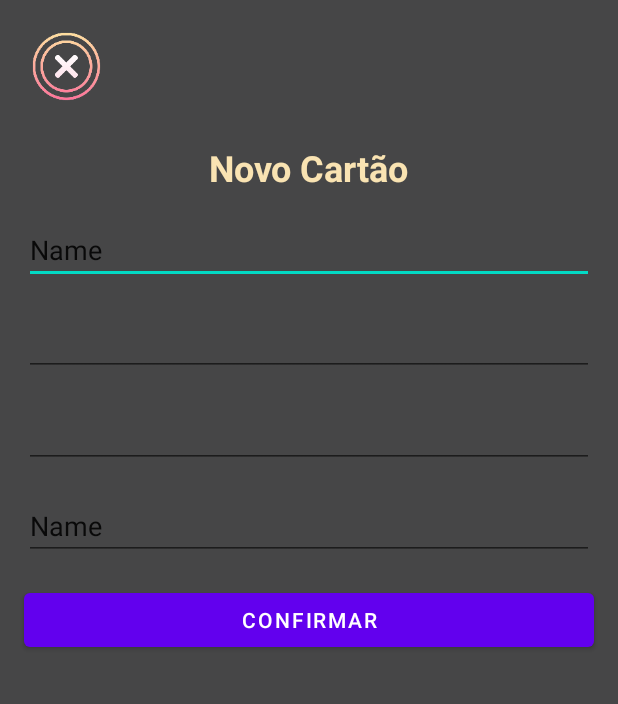
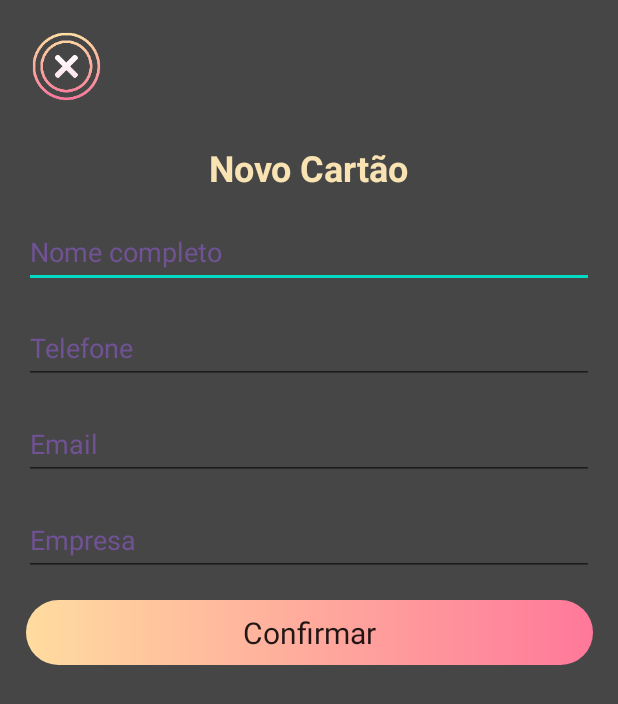
Before and after one commit to BrunoOmoreschi/DejitaruMeishiDesu, an Android app: the layout AddBusinessCardAc.xml on its own in the app's theme, with its tools: preview values and no code run, on a phone screen of 412 x 824 dp. Shown: the top 704 px of the screen. Run offline under Robolectric (Android 15) with nearby library versions, the phone set to English and light mode, and no system bars.

Commit message:
Layout finalizado.

```diff
--- a/app/build.gradle
+++ b/app/build.gradle
@@ -10,7 +10,7 @@ android {
 
     defaultConfig {
         applicationId "com.github.brunoomoreshi.dejitarumeishidesu"
-        minSdk 16
+        minSdk 21
         targetSdk 31
         versionCode 1
         versionName "1.0"
--- a/app/src/main/java/com/github/brunoomoreshi/dejitarumeishidesu/ui/AddBusinessCardAc.kt
+++ b/app/src/main/java/com/github/brunoomoreshi/dejitarumeishidesu/ui/AddBusinessCardAc.kt
@@ -1,11 +1,17 @@
 package com.github.brunoomoreshi.dejitarumeishidesu.ui
 
+import android.os.Bundle
 import androidx.appcompat.app.AppCompatActivity
-import android.os.Bundle
+import com.github.brunoomoreshi.dejitarumeishidesu.R
+
+
 
 class AddBusinessCardAc : AppCompatActivity() {
+
+    //private val binding by lazy { AddBusinessCardAc.inflate(layoutInflater)}
+
     override fun onCreate(savedInstanceState: Bundle?) {
         super.onCreate(savedInstanceState)
-        setContentView(R.layout.activity_add_business_card)
+        setContentView(R.layout.AddBusinessCardAc)
     }
 }
--- /dev/null
+++ b/app/src/main/res/drawable/custombutton.xml
@@ -0,0 +1,7 @@
+<?xml version="1.0" encoding="utf-8"?>
+<shape xmlns:android="http://schemas.android.com/apk/res/android" android:shape="rectangle">
+    <stroke android:color="@color/pamonha"/>
+    <gradient android:startColor="#ffdc9f" android:endColor="#ff789a"/>
+    <corners android:radius="50dp"/>
+
+</shape>
--- a/app/src/main/res/layout/activity_add_business_card.xml
+++ b/app/src/main/res/layout/AddBusinessCardAc.xml
@@ -14,11 +14,10 @@
         android:layout_height="70dp"
         android:layout_gravity="top|start"
         android:layout_marginStart="9dp"
-        android:layout_marginLeft="9dp"
         android:layout_marginTop="9dp"
         android:background="@mipmap/closethis_foreground"
         android:backgroundTint="@color/material_on_primary_disabled"
-        android:contentDescription="Botão Fechar"
+        android:contentDescription="@string/btFechar_desc"
         android:scaleType="centerInside"
         app:layout_constraintStart_toStartOf="parent"
         app:layout_constraintTop_toTopOf="parent"
@@ -41,10 +40,13 @@
         android:id="@+id/etName"
         android:layout_width="0dp"
         android:layout_height="wrap_content"
+        android:layout_margin="16dp"
         android:ems="10"
+        android:hint="@string/etName_hint"
         android:inputType="textPersonName"
-        android:layout_margin="16dp"
-        android:text="Name"
+        android:minHeight="48dp"
+        android:textColorHint="@color/roxo"
+        android:textColor="@color/pamonha"
         app:layout_constraintEnd_toEndOf="parent"
         app:layout_constraintStart_toStartOf="parent"
         app:layout_constraintTop_toBottomOf="@+id/tv_Addtitle" />
@@ -53,44 +55,64 @@
         android:id="@+id/editTextPhone"
         android:layout_width="0dp"
         android:layout_height="wrap_content"
+        android:layout_margin="16dp"
         android:ems="10"
+        android:hint="@string/etPhone_hint"
         android:inputType="phone"
-        android:layout_margin="16dp"
+        android:minHeight="48dp"
+        android:textColorHint="@color/roxo"
+        android:textColor="@color/pamonha"
         app:layout_constraintEnd_toEndOf="parent"
         app:layout_constraintStart_toStartOf="parent"
         app:layout_constraintTop_toBottomOf="@+id/etName" />
 
     <EditText
-        android:id="@+id/editTextTextEmailAddress"
+        android:id="@+id/etEmail"
         android:layout_width="0dp"
         android:layout_height="wrap_content"
+        android:layout_margin="16dp"
         android:ems="10"
+        android:hint="@string/etEmail_hint"
         android:inputType="textEmailAddress"
-        android:layout_margin="16dp"
+        android:minHeight="48dp"
+        android:textColorHint="@color/roxo"
+        android:textColor="@color/pamonha"
         app:layout_constraintEnd_toEndOf="parent"
         app:layout_constraintStart_toStartOf="parent"
         app:layout_constraintTop_toBottomOf="@+id/editTextPhone" />
 
     <EditText
-        android:id="@+id/editTextTextPersonName2"
+        android:id="@+id/etCompany"
         android:layout_width="0dp"
         android:layout_height="wrap_content"
+        android:layout_margin="16dp"
         android:ems="10"
+        android:hint="@string/etCompany_hint"
         android:inputType="textPersonName"
-        android:layout_margin="16dp"
-        android:text="Name"
+        android:minHeight="48dp"
+        android:textColorHint="@color/roxo"
+        android:textColor="@color/pamonha"
         app:layout_constraintEnd_toEndOf="parent"
         app:layout_constraintStart_toStartOf="parent"
-        app:layout_constraintTop_toBottomOf="@+id/editTextTextEmailAddress" />
+        app:layout_constraintTop_toBottomOf="@+id/etEmail" />
 
-    <Button
+    <androidx.appcompat.widget.AppCompatButton
         android:id="@+id/button"
-        android:layout_width="0dp"
+        android:layout_width="378dp"
         android:layout_height="wrap_content"
-        android:text="Confirmar"
         android:layout_margin="16dp"
+        android:layout_marginTop="16dp"
+        android:padding="8dp"
+        android:background="@drawable/custombutton"
+        android:text="@string/btConfirmar_txt"
+        android:textAlignment="center"
+        android:textAllCaps="false"
+        android:textSize="20sp"
+        android:textStyle="normal"
         app:layout_constraintEnd_toEndOf="parent"
         app:layout_constraintStart_toStartOf="parent"
-        app:layout_constraintTop_toBottomOf="@+id/editTextTextPersonName2" />
+        app:layout_constraintTop_toBottomOf="@+id/etCompany"
+
+        />
 
 </androidx.constraintlayout.widget.ConstraintLayout>
--- a/app/src/main/res/values/strings.xml
+++ b/app/src/main/res/values/strings.xml
@@ -2,4 +2,13 @@
     <string name="app_name">Cartão de Visitas Digital</string>
     <string name="tv_title_txt">Cartão de visita</string>
     <string name="tv_Addtitle_txt">Novo Cartão</string>
+    <string name="btConfirmar_desc">Botão Confirmar</string>
+    <string name="btConfirmar_txt">Confirmar</string>
+    <string name="btFechar_desc">Botão Fechar</string>
+    <string name="tvAddTitle_desc">Titulo da Activity</string>
+    <string name="etName_hint">Nome completo</string>
+    <string name="etPhone_hint">Telefone</string>
+    <string name="etEmail_hint">Email</string>
+    <string name="etCompany_hint">Empresa</string>
+    <string name="apelido_hint">Apelido</string>
 </resources>
--- a/app/src/main/res/values/themes.xml
+++ b/app/src/main/res/values/themes.xml
@@ -11,6 +11,9 @@
         <item name="colorOnSecondary">@color/black</item>
         <!-- Status bar color. -->
         <item name="android:statusBarColor" tools:targetApi="l">?attr/colorPrimaryVariant</item>
+        <item name="buttonStyle"> @drawable/custombutton</item>
+        <item name="android:button"> @drawable/custombutton</item>
+        <item name="buttonBarStyle"> @drawable/custombutton</item>
         <!-- Customize your theme here. -->
     </style>
 </resources>
```
Also changed, not shown: 2 other files.
